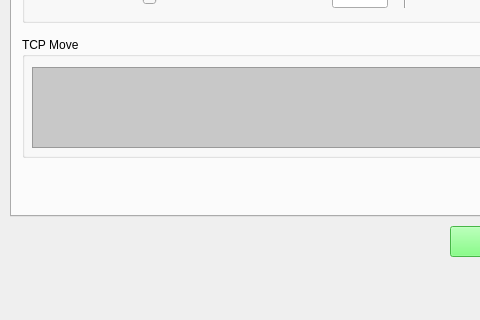
Old version of the form python/controller/controller.ui in the repository elecun/flame_robotics_drt; both pictures show x 0 to 480 and y 521 to 841 of the 805 by 841 pixel window.
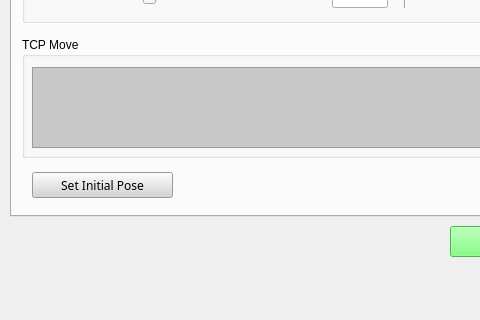
New version of the form. Icons and pictures are not drawn.

Commit message: add pose initialize

Diff of the .ui file:
```diff
--- a/python/controller/controller.ui
+++ b/python/controller/controller.ui
@@ -1194,6 +1194,28 @@
        <string>Move Stop</string>
       </property>
      </widget>
+     <widget class="QPushButton" name="btn_set_initial_pose">
+      <property name="geometry">
+       <rect>
+        <x>20</x>
+        <y>505</y>
+        <width>141</width>
+        <height>26</height>
+       </rect>
+      </property>
+      <property name="font">
+       <font>
+        <family>NanumSquare</family>
+       </font>
+      </property>
+      <property name="styleSheet">
+       <string notr="true">color: rgb(0,0,0);
+background-color: rgb(212, 212, 212);</string>
+      </property>
+      <property name="text">
+       <string>Set Initial Pose</string>
+      </property>
+     </widget>
     </widget>
     <widget class="QWidget" name="tab_4">
      <attribute name="title">
```
